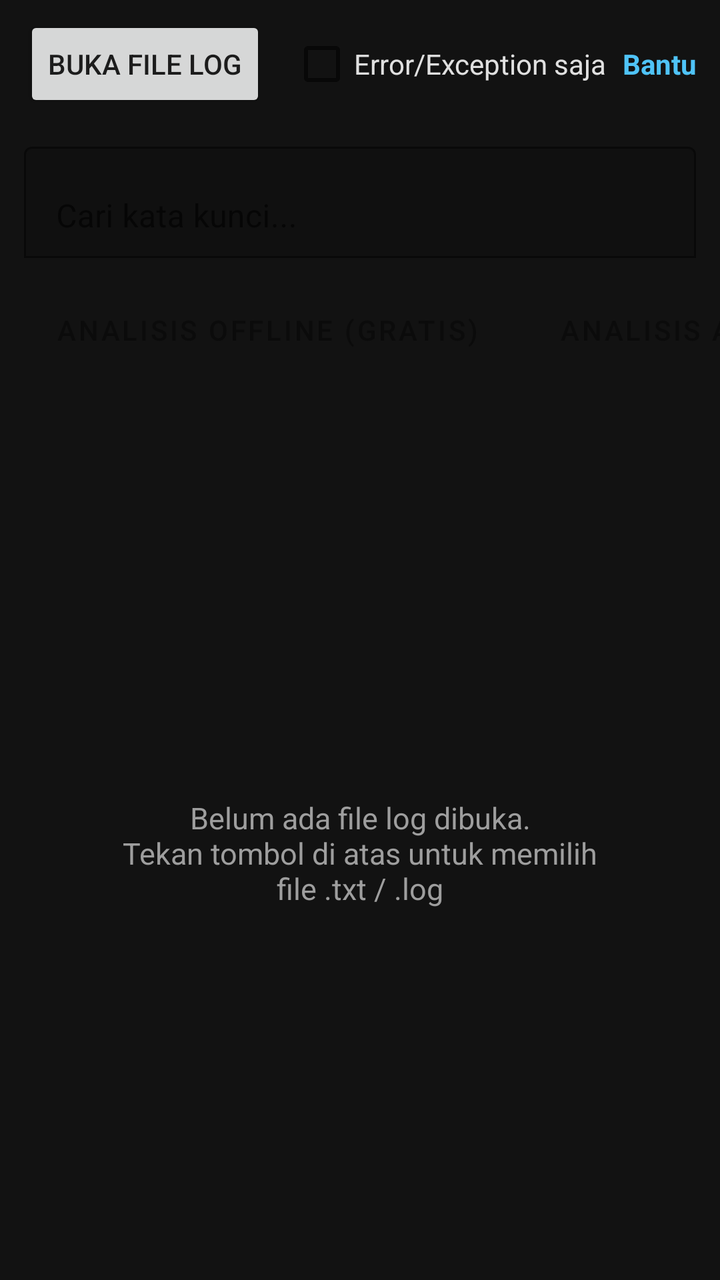
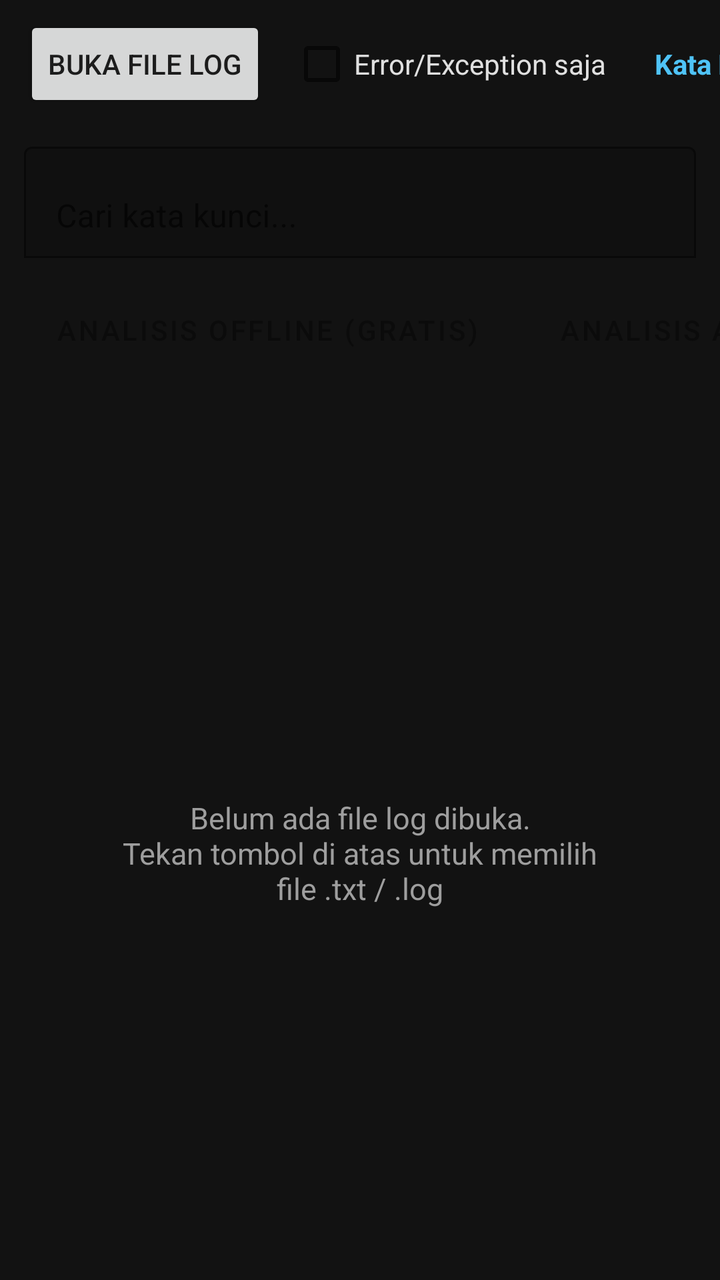

The first picture is an Android layout as it rendered before a commit; the second is the same layout after the commit. The layout source and the unified diff follow.
<!-- AndroidManifest.xml: application theme Theme.PromptOpsLogParser -->
<!-- res/layout/activity_main.xml -->
<?xml version="1.0" encoding="utf-8"?>
<LinearLayout xmlns:android="http://schemas.android.com/apk/res/android"
    xmlns:app="http://schemas.android.com/apk/res-auto"
    android:layout_width="match_parent"
    android:layout_height="match_parent"
    android:orientation="vertical"
    android:background="@color/bg_dark"
    android:paddingTop="8dp">

    <LinearLayout
        android:layout_width="match_parent"
        android:layout_height="wrap_content"
        android:orientation="horizontal"
        android:paddingStart="12dp"
        android:paddingEnd="12dp"
        android:gravity="center_vertical">

        <Button
            android:id="@+id/btnOpenFile"
            android:layout_width="wrap_content"
            android:layout_height="wrap_content"
            android:text="@string/open_file" />

        <CheckBox
            android:id="@+id/cbErrorsOnly"
            android:layout_width="wrap_content"
            android:layout_height="wrap_content"
            android:layout_marginStart="12dp"
            android:textColor="@color/text_primary"
            android:text="@string/toggle_errors_only" />

        <View
            android:layout_width="0dp"
            android:layout_height="1dp"
            android:layout_weight="1" />

        <TextView
            android:id="@+id/btnHelp"
            android:layout_width="wrap_content"
            android:layout_height="wrap_content"
            android:padding="8dp"
            android:text="@string/help"
            android:textColor="@color/accent"
            android:textStyle="bold" />
    </LinearLayout>

    <com.google.android.material.textfield.TextInputLayout
        android:layout_width="match_parent"
        android:layout_height="wrap_content"
        android:layout_margin="12dp"
        app:boxBackgroundMode="outline"
        app:boxStrokeColor="@color/accent"
        app:hintTextColor="@color/text_secondary">

        <com.google.android.material.textfield.TextInputEditText
            android:id="@+id/etFilter"
            android:layout_width="match_parent"
            android:layout_height="wrap_content"
            android:hint="@string/filter_hint"
            android:textColor="@color/text_primary"
            android:inputType="text" />

    </com.google.android.material.textfield.TextInputLayout>

    <HorizontalScrollView
        android:layout_width="match_parent"
        android:layout_height="wrap_content"
        android:scrollbars="none">

        <LinearLayout
            android:layout_width="wrap_content"
            android:layout_height="wrap_content"
            android:orientation="horizontal"
            android:paddingStart="12dp"
            android:paddingEnd="12dp"
            android:paddingBottom="4dp"
            android:gravity="center_vertical">

            <Button
                android:id="@+id/btnAnalyzeLocal"
                style="@style/Widget.MaterialComponents.Button.OutlinedButton"
                android:layout_width="wrap_content"
                android:layout_height="wrap_content"
                android:enabled="false"
                android:text="@string/analyze_local" />

            <Button
                android:id="@+id/btnAnalyzeAi"
                style="@style/Widget.MaterialComponents.Button.OutlinedButton"
                android:layout_width="wrap_content"
                android:layout_height="wrap_content"
                android:layout_marginStart="8dp"
                android:enabled="false"
                android:text="@string/analyze_ai" />

            <ProgressBar
                android:id="@+id/progressAi"
                android:layout_width="24dp"
                android:layout_height="24dp"
                android:layout_marginStart="12dp"
                android:visibility="gone" />

        </LinearLayout>

    </HorizontalScrollView>

    <TextView
        android:id="@+id/tvLineCount"
        android:layout_width="match_parent"
        android:layout_height="wrap_content"
        android:paddingStart="12dp"
        android:paddingEnd="12dp"
        android:paddingBottom="4dp"
        android:textColor="@color/text_secondary"
        android:textSize="12sp" />

    <TextView
        android:id="@+id/tvTruncationWarning"
        android:layout_width="match_parent"
        android:layout_height="wrap_content"
        android:background="#332B1E"
        android:paddingStart="12dp"
        android:paddingEnd="12dp"
        android:paddingTop="8dp"
        android:paddingBottom="8dp"
        android:layout_marginStart="12dp"
        android:layout_marginEnd="12dp"
        android:layout_marginBottom="6dp"
        android:textColor="@color/warning_yellow"
        android:textSize="12sp"
        android:textStyle="bold"
        android:visibility="gone" />

    <FrameLayout
        android:layout_width="match_parent"
        android:layout_height="0dp"
        android:layout_weight="1">

        <androidx.recyclerview.widget.RecyclerView
            android:id="@+id/rvLogLines"
            android:layout_width="match_parent"
            android:layout_height="match_parent"
            android:clipToPadding="false"
            android:paddingBottom="12dp" />

        <TextView
            android:id="@+id/tvEmptyState"
            android:layout_width="wrap_content"
            android:layout_height="wrap_content"
            android:layout_gravity="center"
            android:gravity="center"
            android:padding="24dp"
            android:text="@string/empty_state"
            android:textColor="@color/text_secondary"
            android:textSize="15sp" />

    </FrameLayout>

</LinearLayout>
<!-- resources referenced by this layout -->
<resources>
  <color name="accent">#4FC3F7</color>
  <color name="bg_dark">#121212</color>
  <color name="text_primary">#E0E0E0</color>
  <color name="text_secondary">#9E9E9E</color>
  <color name="warning_yellow">#FFCA28</color>
  <string name="analyze_ai">Analisis AI (Cloud)</string>
  <string name="analyze_local">Analisis Offline (Gratis)</string>
  <string name="empty_state">Belum ada file log dibuka.\nTekan tombol di atas untuk memilih file .txt / .log</string>
  <string name="filter_hint">Cari kata kunci...</string>
  <string name="help">Bantuan</string>
  <string name="open_file">Buka File Log</string>
  <string name="toggle_errors_only">Error/Exception saja</string>
  <style name="Theme.PromptOpsLogParser" parent="Theme.MaterialComponents.DayNight.NoActionBar">
          <item name="colorPrimary">@color/accent</item>
          <item name="colorPrimaryDark">@color/bg_dark</item>
          <item name="colorAccent">@color/accent</item>
          <item name="android:windowBackground">@color/bg_dark</item>
          <item name="android:statusBarColor" tools:targetApi="21">@color/bg_dark</item>
      </style>
</resources>

<!-- the commit's change to res/layout/activity_main.xml (unified diff, before → after) -->
@@ -7,42 +7,63 @@
     android:background="@color/bg_dark"
     android:paddingTop="8dp">
 
-    <LinearLayout
+    <HorizontalScrollView
         android:layout_width="match_parent"
         android:layout_height="wrap_content"
-        android:orientation="horizontal"
-        android:paddingStart="12dp"
-        android:paddingEnd="12dp"
-        android:gravity="center_vertical">
+        android:scrollbars="none">
 
-        <Button
-            android:id="@+id/btnOpenFile"
+        <LinearLayout
             android:layout_width="wrap_content"
             android:layout_height="wrap_content"
-            android:text="@string/open_file" />
+            android:orientation="horizontal"
+            android:paddingStart="12dp"
+            android:paddingEnd="12dp"
+            android:gravity="center_vertical">
 
-        <CheckBox
-            android:id="@+id/cbErrorsOnly"
-            android:layout_width="wrap_content"
-            android:layout_height="wrap_content"
-            android:layout_marginStart="12dp"
-            android:textColor="@color/text_primary"
-            android:text="@string/toggle_errors_only" />
+            <Button
+                android:id="@+id/btnOpenFile"
+                android:layout_width="wrap_content"
+                android:layout_height="wrap_content"
+                android:text="@string/open_file" />
 
-        <View
-            android:layout_width="0dp"
-            android:layout_height="1dp"
-            android:layout_weight="1" />
+            <CheckBox
+                android:id="@+id/cbErrorsOnly"
+                android:layout_width="wrap_content"
+                android:layout_height="wrap_content"
+                android:layout_marginStart="12dp"
+                android:textColor="@color/text_primary"
+                android:text="@string/toggle_errors_only" />
 
-        <TextView
-            android:id="@+id/btnHelp"
-            android:layout_width="wrap_content"
-            android:layout_height="wrap_content"
-            android:padding="8dp"
-            android:text="@string/help"
-            android:textColor="@color/accent"
-            android:textStyle="bold" />
-    </LinearLayout>
+            <TextView
+                android:id="@+id/btnCustomKeywords"
+                android:layout_width="wrap_content"
+                android:layout_height="wrap_content"
+                android:layout_marginStart="16dp"
+                android:padding="8dp"
+                android:text="@string/custom_keywords_button"
+                android:textColor="@color/accent"
+                android:textStyle="bold" />
+
+            <TextView
+                android:id="@+id/btnHistory"
+                android:layout_width="wrap_content"
+                android:layout_height="wrap_content"
+                android:padding="8dp"
+                android:text="@string/history_button"
+                android:textColor="@color/accent"
+                android:textStyle="bold" />
+
+            <TextView
+                android:id="@+id/btnHelp"
+                android:layout_width="wrap_content"
+                android:layout_height="wrap_content"
+                android:padding="8dp"
+                android:text="@string/help"
+                android:textColor="@color/accent"
+                android:textStyle="bold" />
+        </LinearLayout>
+
+    </HorizontalScrollView>
 
     <com.google.android.material.textfield.TextInputLayout
         android:layout_width="match_parent"
<!-- resource entries referenced after the edit -->
@@ -7,9 +7,11 @@
   <color name="warning_yellow">#FFCA28</color>
   <string name="analyze_ai">Analisis AI (Cloud)</string>
   <string name="analyze_local">Analisis Offline (Gratis)</string>
+  <string name="custom_keywords_button">Kata Kunci</string>
   <string name="empty_state">Belum ada file log dibuka.\nTekan tombol di atas untuk memilih file .txt / .log</string>
   <string name="filter_hint">Cari kata kunci...</string>
   <string name="help">Bantuan</string>
+  <string name="history_button">Riwayat</string>
   <string name="open_file">Buka File Log</string>
   <string name="toggle_errors_only">Error/Exception saja</string>
   <style name="Theme.PromptOpsLogParser" parent="Theme.MaterialComponents.DayNight.NoActionBar">
